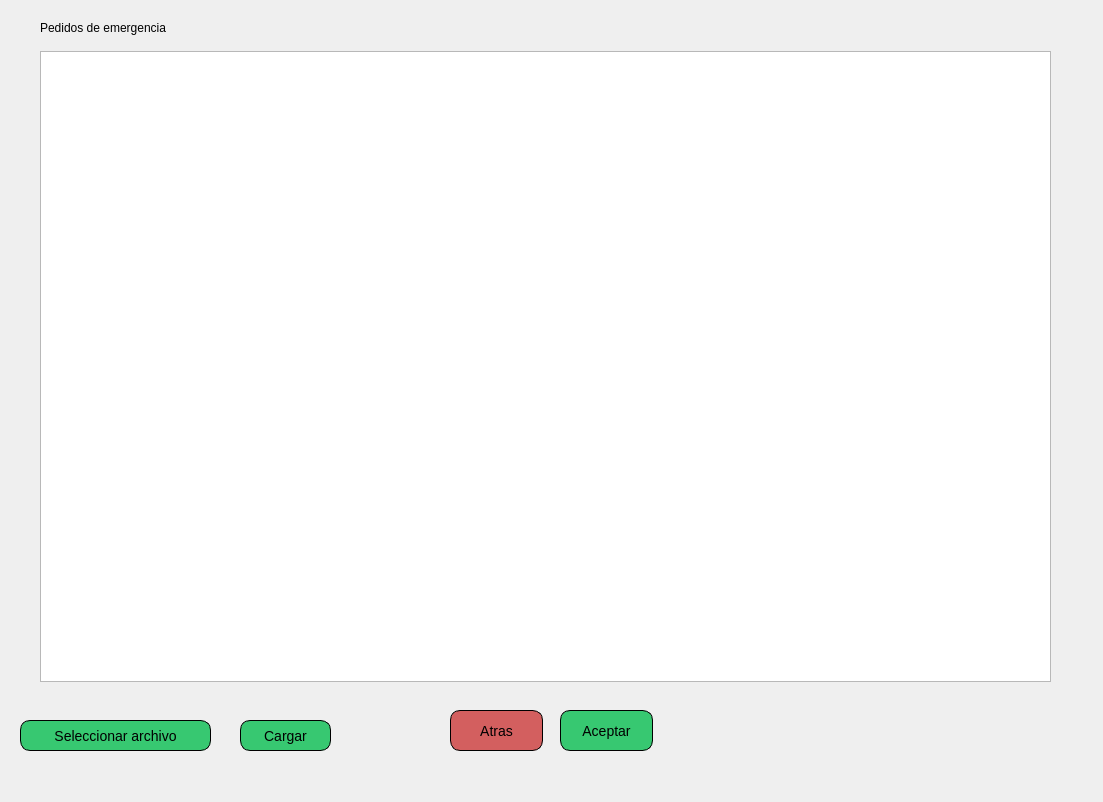
Qt form OnlineRoutingMapper_dialog_base_ver_pedidos.ui (valetobares11/EmergencyDispatcher) before a commit.
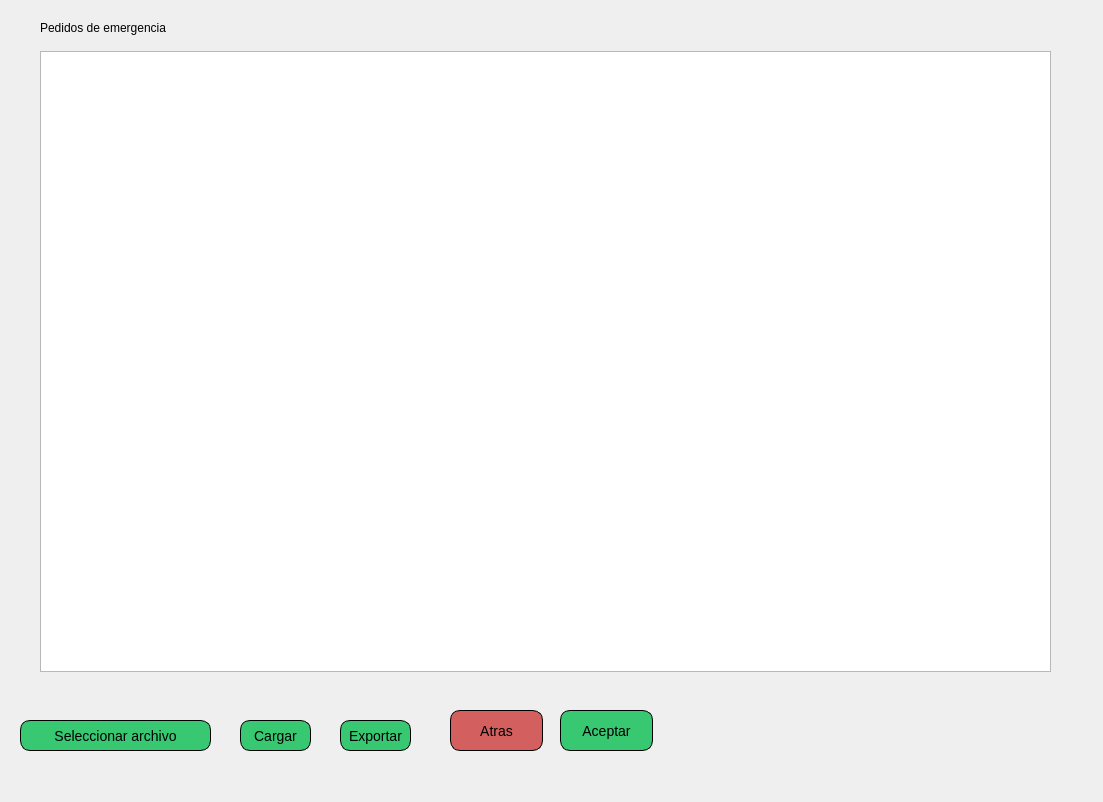
The same form after that commit.

Commit message: agrego funcionalidad de exportar pedidos

Diff of the .ui file:
```diff
--- a/OnlineRoutingMapper_dialog_base_ver_pedidos.ui
+++ b/OnlineRoutingMapper_dialog_base_ver_pedidos.ui
@@ -91,7 +91,7 @@
      <x>40</x>
      <y>51</y>
      <width>1011</width>
-     <height>631</height>
+     <height>621</height>
     </rect>
    </property>
   </widget>
@@ -125,7 +125,7 @@
     <rect>
      <x>240</x>
      <y>720</y>
-     <width>91</width>
+     <width>71</width>
      <height>31</height>
     </rect>
    </property>
@@ -145,6 +145,31 @@
     <string>Cargar</string>
    </property>
   </widget>
+  <widget class="QPushButton" name="exportar">
+   <property name="geometry">
+    <rect>
+     <x>340</x>
+     <y>720</y>
+     <width>71</width>
+     <height>31</height>
+    </rect>
+   </property>
+   <property name="styleSheet">
+    <string notr="true">QPushButton {
+font-size:14px;
+background-color:#37c871;
+border-radius: 10px;
+border: 1px solid black;
+}
+
+QPushButton:hover {
+background-color: #2CA02C;
+}</string>
+   </property>
+   <property name="text">
+    <string>Exportar</string>
+   </property>
+  </widget>
  </widget>
  <resources/>
  <connections/>
```
The commit also changes 3 other files.
